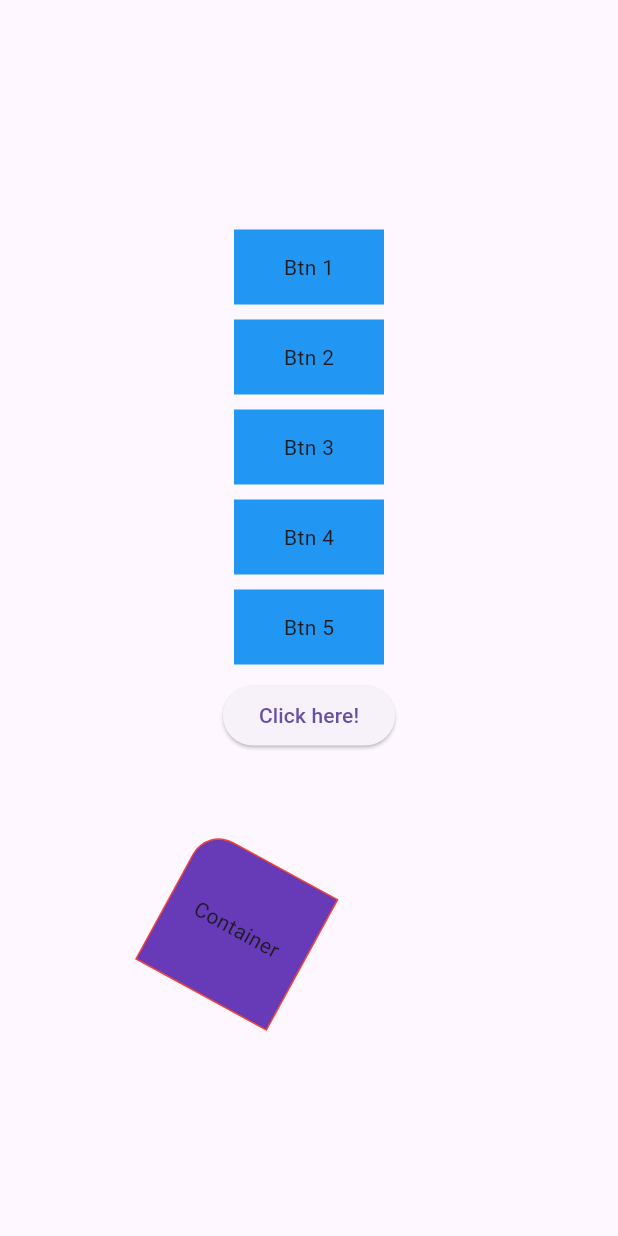
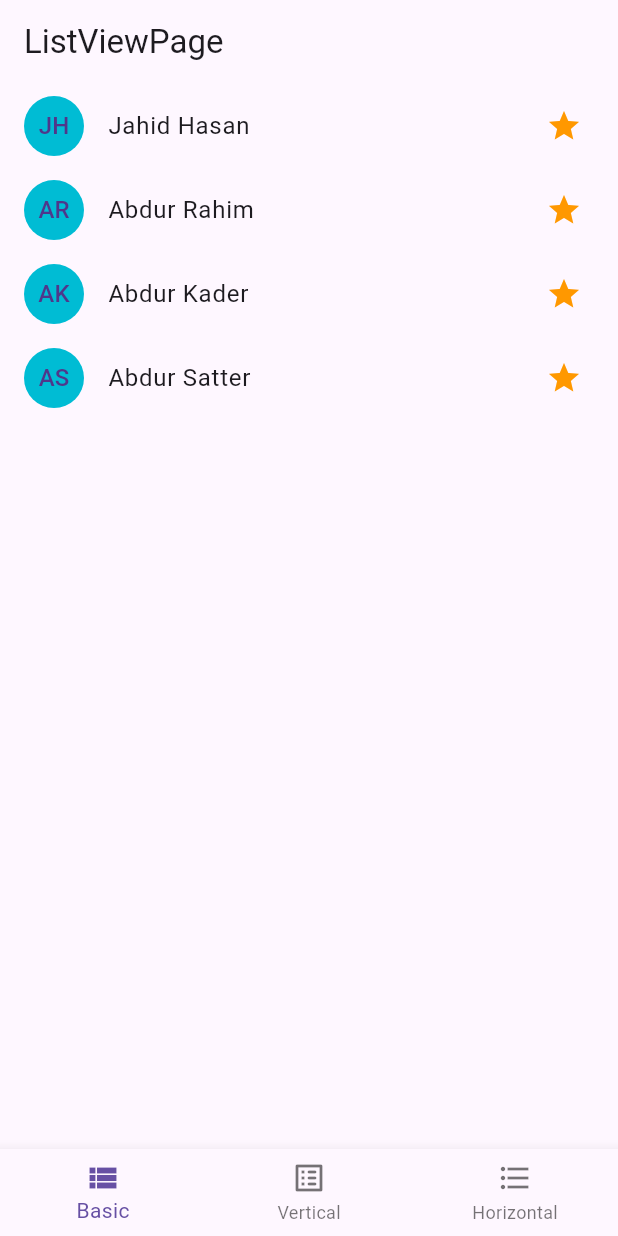
Before and after one commit to jahid-git/LearnFlutter, a Flutter app: the screen it shows after launch, on a phone screen of 412 x 824 dp. Run offline on Flutter 3.47's test engine with Material 3 defaults, Android fonts, the phone set to English and light mode, and no system bars.

Commit message:
Add ListViewPage

```diff
--- a/lib/main.dart
+++ b/lib/main.dart
@@ -18,24 +18,25 @@
 
   @override
   Widget build(BuildContext context) {
-    return const Center(child: Column(
-      mainAxisAlignment: MainAxisAlignment.center,
-      children: [
-        CustomButton("Btn 1"),
-        SizedBox(height: 10,),
-        CustomButton("Btn 2"),
-        SizedBox(height: 10,),
-        CustomButton("Btn 3"),
-        SizedBox(height: 10,),
-        CustomButton("Btn 4"),
-        SizedBox(height: 10,),
-        CustomButton("Btn 5"),
-        SizedBox(height: 10,),
-        MyStateFullWidget(),
-        SizedBox(height: 10,),
-        MyContainer(),
-      ],
-    ),);
+    return const ListViewPage();
+    // return const Center(child: Column(
+    //   mainAxisAlignment: MainAxisAlignment.center,
+    //   children: [
+    //     CustomButton("Btn 1"),
+    //     SizedBox(height: 10,),
+    //     CustomButton("Btn 2"),
+    //     SizedBox(height: 10,),
+    //     CustomButton("Btn 3"),
+    //     SizedBox(height: 10,),
+    //     CustomButton("Btn 4"),
+    //     SizedBox(height: 10,),
+    //     CustomButton("Btn 5"),
+    //     SizedBox(height: 10,),
+    //     MyStateFullWidget(),
+    //     SizedBox(height: 10,),
+    //     MyContainer(),
+    //   ],
+    // ),);
   }
 }
 
@@ -129,3 +130,165 @@
     );
   }
 }
+
+
+
+
+class ListViewPage extends StatefulWidget {
+  const ListViewPage({super.key});
+
+  @override
+  State<ListViewPage> createState() => _ListViewPageState();
+}
+
+class _ListViewPageState extends State<ListViewPage> {
+  int index = 0;
+  final items = List.generate(100, (counter) => 'Item ${counter + 1}');
+
+  @override
+  void initState() {
+    index = 0;
+    super.initState();
+  }
+  @override
+  Widget build(BuildContext context) {
+    return Scaffold(
+        appBar: AppBar(
+          title: const Text("ListViewPage"),
+        ),
+        body: buildAppBody(index),
+        bottomNavigationBar: BottomNavigationBar(
+          currentIndex: index,
+          items: const [
+            BottomNavigationBarItem(
+              icon: Icon(Icons.view_list),
+              label: 'Basic',
+            ),
+            BottomNavigationBarItem(
+              icon: Icon(Icons.list_alt_rounded),
+              label: 'Vertical',
+            ),
+            BottomNavigationBarItem(
+              icon: Icon(Icons.format_list_bulleted),
+              label: 'Horizontal',
+            ),
+          ],
+          onTap: (index){
+            setState(() {
+              this.index = index;
+            });
+          },
+        )
+    );
+  }
+
+  Widget buildAppBody(index){
+    switch(index){
+      case 0:
+        return buildBasicListView();
+      case 1:
+        return buildVerticalListView();
+      case 2:
+        return buildHorizontalListView();
+      default:
+        return Container();
+    }
+  }
+
+  Widget buildBasicListView() {
+    return ListView(
+      children: [
+        InkWell(
+          onTap: (){
+
+          },
+          child: const ListTile(
+            leading: CircleAvatar(
+              backgroundColor: Colors.cyan,
+              child: Text("JH"),
+            ),
+            title: Text("Jahid Hasan"),
+            trailing: Icon(Icons.star, color: Colors.orange,),
+          ),
+        ),
+        InkWell(
+          onTap: (){
+
+          },
+          child: const ListTile(
+            leading: CircleAvatar(
+              backgroundColor: Colors.cyan,
+              child: Text("AR"),
+            ),
+            title: Text("Abdur Rahim"),
+            trailing: Icon(Icons.star, color: Colors.orange,),
+          ),
+        ),
+        InkWell(
+          onTap: (){
+
+          },
+          child: const ListTile(
+            leading: CircleAvatar(
+              backgroundColor: Colors.cyan,
+              child: Text("AK"),
+            ),
+            title: Text("Abdur Kader"),
+            trailing: Icon(Icons.star, color: Colors.orange,),
+          ),
+        ),
+        InkWell(
+          onTap: (){
+
+          },
+          child: const ListTile(
+            leading: CircleAvatar(
+              backgroundColor: Colors.cyan,
+              child: Text("AS"),
+            ),
+            title: Text("Abdur Satter"),
+            trailing: Icon(Icons.star, color: Colors.orange,),
+          ),
+        )
+      ],
+    );
+  }
+
+  Widget buildVerticalListView() {
+    return ListView.separated(
+        itemCount: items.length,
+        separatorBuilder: (ctx, index) => const Divider(color: Colors.blue,height: 1,),
+        padding: const EdgeInsets.all(0),
+        itemBuilder: (ctx, index){
+          return InkWell(
+            onTap: (){
+
+            },
+            child: ListTile(
+              title: Text(items.elementAtOrNull(index) ?? 'Item not found'),
+            ),
+          );
+        }
+    );
+  }
+
+  Widget buildHorizontalListView() {
+    return ListView.separated(
+      itemCount: items.length,
+      separatorBuilder: (ctx, index) => const Divider(color: Colors.blue,),
+      padding: const EdgeInsets.all(16),
+      scrollDirection: Axis.horizontal,
+      itemBuilder: (ctx, index){
+        return Container(
+          height: 50,
+          width: 150,
+          margin: const EdgeInsets.all(16),
+          child: ListTile(
+            title: Text(items.elementAtOrNull(index) ?? 'Item not found!'),
+          ),
+        );
+      },
+
+    );
+  }
+}
```
